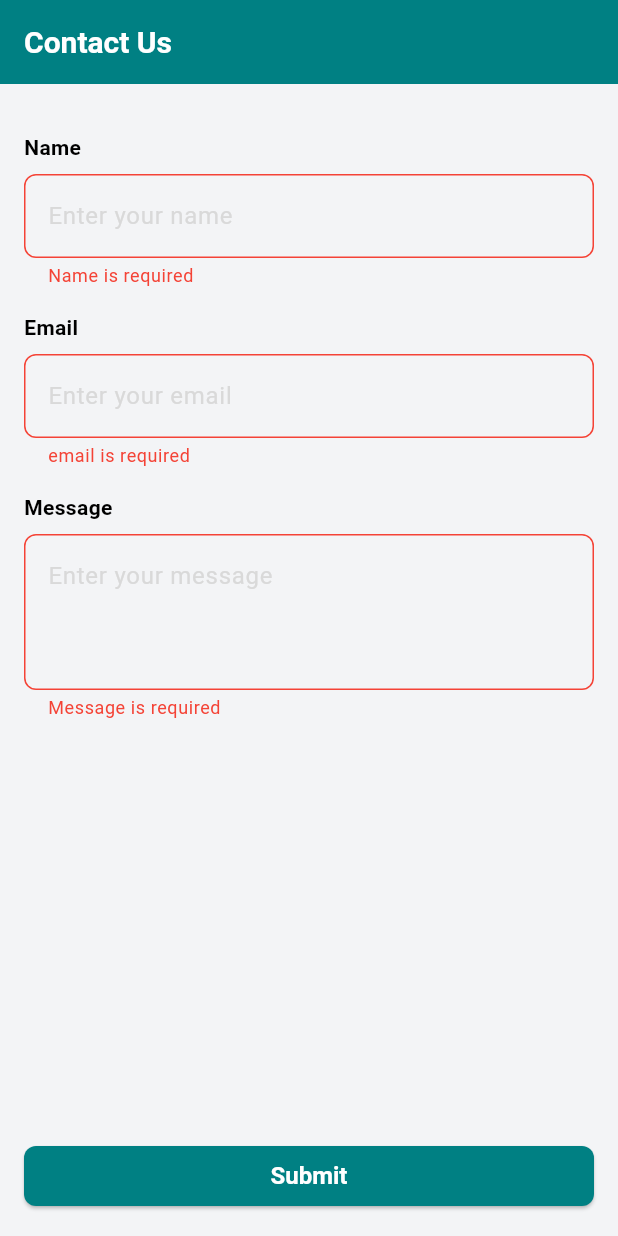
After one commit to MehnArkar/nucs_mobile, a Flutter app: the ContactUsPage screen opened by its route, after a tap on "Submit", on a phone screen of 412 x 824 dp. The commit adds this screen. Run offline on Flutter 3.47's test engine with Material 3 defaults, Android fonts, the phone set to English and light mode, and no system bars; our stand-ins replace cached_network_image, carousel_slider, cloud_firestore, dartz, firebase_core, flutter_riverpod and 5 more; accounts and stored records are empty; network calls fail.

Commit message:
implemented contact us page

```diff
--- a/lib/config/routing/app_router.dart
+++ b/lib/config/routing/app_router.dart
@@ -15,6 +15,7 @@ import 'package:nucs_mobile/features/club/data/models/club.dart';
 import 'package:nucs_mobile/features/club/views/pages/club_details_page.dart';
 import 'package:nucs_mobile/features/club/views/pages/club_enrollment_page.dart';
 import 'package:nucs_mobile/features/club/views/pages/club_page.dart';
+import 'package:nucs_mobile/features/contact_us/view/pages/contact_us_page.dart';
 import 'package:nucs_mobile/features/home/view/pages/home_page.dart';
 import 'package:nucs_mobile/features/index/view/pages/index_page.dart';
 
@@ -37,7 +38,8 @@ class AppRouter {
                   StatefulShellBranch(routes: [blog]),
                   StatefulShellBranch(routes: [club]),
                 ]
-              )
+              ),
+            contactusRoute
           ]);
 
   static GoRoute home = GoRoute(
@@ -118,4 +120,10 @@ class AppRouter {
       path: AppRoutes.clubEnrollmentPath,
       builder: (_,state)=>ClubEnrollmentPage(club: state.extra as Club)
   );
+
+  static GoRoute contactusRoute = GoRoute(
+      parentNavigatorKey: parentNavigatorKey,
+      path: AppRoutes.contactUsPath,
+      builder: (_,state)=>ContactUsPage()
+  );
 }
--- a/lib/config/routing/app_routes.dart
+++ b/lib/config/routing/app_routes.dart
@@ -45,5 +45,8 @@ class AppRoutes {
   static const String clubEnrollmentPath = "club-enrollment";
   static const String clubEnrollmentPage = "$clubPath/$clubEnrollmentPath";
 
+  static const String contactUsPath = "/contact-us";
+  static const String contactUsPage = contactUsPath;
+
 
 }
--- a/lib/core/injector.dart
+++ b/lib/core/injector.dart
@@ -2,6 +2,7 @@ import 'package:get_it/get_it.dart';
 import 'package:nucs_mobile/features/academic/data/repositories/academic_repository.dart';
 import 'package:nucs_mobile/features/blog/data/repository/blog_repository.dart';
 import 'package:nucs_mobile/features/club/data/repository/club_repository.dart';
+import 'package:nucs_mobile/features/contact_us/data/repository/contact_repository.dart';
 import 'package:nucs_mobile/services/firestore_service.dart';
 
 GetIt injector = GetIt.instance;
@@ -21,5 +22,6 @@ class ServiceLocator {
     injector.registerLazySingleton(()=>AcademicRepository(firestoreService: injector.get()));
     injector.registerLazySingleton(()=>BlogRepository(firestoreService: injector.get()));
     injector.registerLazySingleton(()=>ClubRepository(firestoreService: injector.get()));
+    injector.registerLazySingleton(()=>ContactRepository(firestoreService: injector.get()));
   }
 }
--- /dev/null
+++ b/lib/features/contact_us/data/models/contact_request.dart
@@ -0,0 +1,16 @@
+import 'package:freezed_annotation/freezed_annotation.dart';
+
+part 'contact_request.g.dart';
+part 'contact_request.freezed.dart';
+
+@freezed
+abstract class ContactRequest with _$ContactRequest{
+  factory ContactRequest({
+    required String name,
+    required String email,
+    required String message,
+  }) = _ContactRequest;
+
+  factory ContactRequest.fromJson(Map<String, dynamic> json) =>
+      _$ContactRequestFromJson(json);
+}
--- /dev/null
+++ b/lib/features/contact_us/data/repository/contact_repository.dart
@@ -0,0 +1,18 @@
+import 'package:dartz/dartz.dart';
+import 'package:nucs_mobile/features/contact_us/data/models/contact_request.dart';
+import 'package:nucs_mobile/services/firestore_service.dart';
+import '../../../../utils/failure.dart';
+
+class ContactRepository {
+  final FirestoreService _firestoreService;
+  ContactRepository({required FirestoreService firestoreService}): _firestoreService = firestoreService;
+
+  Future<Either<Failure,bool>> contactRequest({required ContactRequest request}) async{
+    Either<Failure,bool> apiResult = await _firestoreService.contactRequest(request: request);
+    return apiResult.fold(
+          (failure) => left(failure),
+          (data) => right(data),
+    );
+  }
+
+}
--- /dev/null
+++ b/lib/features/contact_us/view/pages/contact_us_page.dart
@@ -0,0 +1,138 @@
+import 'package:flutter/material.dart';
+import 'package:flutter_riverpod/flutter_riverpod.dart';
+import 'package:flutter_smart_dialog/flutter_smart_dialog.dart';
+import 'package:go_router/go_router.dart';
+import 'package:nucs_mobile/config/constants/app_dimension.dart';
+import 'package:nucs_mobile/core/injector.dart';
+import 'package:nucs_mobile/features/contact_us/data/models/contact_request.dart';
+import 'package:nucs_mobile/features/contact_us/view/view_model/contact_request_view_model.dart';
+import 'package:nucs_mobile/utils/extensions/context_extensions.dart';
+import '../../../../utils/view_model_state.dart';
+
+
+
+final contactVM = AutoDisposeNotifierProvider<ContactRequestViewModel,ViewModelState<bool>>((){
+  return ContactRequestViewModel(clubRepository: injector.get());
+});
+
+
+class ContactUsPage extends ConsumerStatefulWidget {
+  const ContactUsPage({super.key});
+
+  @override
+  ConsumerState createState() => _ContactUsPageState();
+}
+
+class _ContactUsPageState extends ConsumerState<ContactUsPage> {
+  final GlobalKey<FormState> _formKey = GlobalKey<FormState>();
+  final TextEditingController _txtName = TextEditingController();
+  final TextEditingController _txtEmail = TextEditingController();
+  final TextEditingController _txtMessage = TextEditingController();
+
+
+  @override
+  Widget build(BuildContext context) {
+    ViewModelState<bool> contactUsState = ref.watch(contactVM);
+
+    ref.listen(contactVM, _onListenAcademicEnrollmentVM);
+    return Scaffold(
+      appBar: AppBar(title: Text("Contact Us")),
+      body: Form(
+        key: _formKey,
+        child: ListView(
+          padding: EdgeInsets.symmetric(horizontal: AppDimension.paddingPage,vertical: AppDimension.paddingPage),
+          children: [
+            //Name Field
+            SizedBox(height: AppDimension.paddingM),
+            Text("Name",style: context.textTheme().bodyMedium?.copyWith(fontWeight: FontWeight.w600)),
+            SizedBox(height: AppDimension.paddingS),
+            TextFormField(
+              controller: _txtName,
+              validator: (value){
+                if(value == null || value.isEmpty){
+                  return "Name is required";
+                }
+                return null;
+              },
+              decoration: InputDecoration(
+                hintText: "Enter your name",
+              ),
+            ),
+
+            //Email Field
+            SizedBox(height: AppDimension.paddingM),
+            Text("Email",style: context.textTheme().bodyMedium?.copyWith(fontWeight: FontWeight.w600)),
+            SizedBox(height: AppDimension.paddingS),
+            TextFormField(
+              controller: _txtEmail,
+              validator: (value){
+                if(value == null || value.isEmpty){
+                  return "email is required";
+                }
+                return null;
+              },
+              decoration: InputDecoration(
+                hintText: "Enter your email",
+              ),
+            ),
+
+            //Phone Field
+            SizedBox(height: AppDimension.paddingM),
+            Text("Message",style: context.textTheme().bodyMedium?.copyWith(fontWeight: FontWeight.w600)),
+            SizedBox(height: AppDimension.paddingS),
+            TextFormField(
+              controller: _txtMessage,
+              validator: (value){
+                if(value == null || value.isEmpty){
+                  return "Message is required";
+                }
+                return null;
+              },
+              minLines: 3,
+              maxLines: null,
+              decoration: InputDecoration(
+                hintText: "Enter your message",
+
+              ),
+            )
+          ],
+        ),
+      ),
+      bottomNavigationBar: _buildBottomNavBar(context),
+    );
+  }
+
+  Widget _buildBottomNavBar(BuildContext context,){
+    return Container(
+      width: double.maxFinite,
+      padding: EdgeInsets.all(AppDimension.paddingPage),
+      child: ElevatedButton(
+          onPressed:() async{
+            if(_formKey.currentState?.validate() == true){
+              await ref.read(contactVM.notifier).contact(
+                  ContactRequest(
+                      name: _txtName.text.trim(),
+                      email: _txtEmail.text.trim(),
+                      message: _txtMessage.text.trim()));
+            }
+          },
+          child: Text("Submit")),
+    );
+  }
+
+  void _onListenAcademicEnrollmentVM(previousState,currentState){
+    switch(currentState){
+      case ViewModelLoadingState() : SmartDialog.showLoading();
+      case ViewModelSuccessState<bool>() :{
+        SmartDialog.dismiss();
+        context.pop();
+        SmartDialog.showToast("Successfully submitted");
+      }
+      case ViewModelFailState() :{
+        SmartDialog.dismiss();
+        SmartDialog.showToast("Request failed");
+      }
+      default:{}
+    }
+  }
+}
--- a/lib/services/firestore_service.dart
+++ b/lib/services/firestore_service.dart
@@ -1,6 +1,7 @@
 import 'package:cloud_firestore/cloud_firestore.dart';
 import 'package:dartz/dartz.dart';
 import 'package:nucs_mobile/features/club/data/models/club_request.dart';
+import 'package:nucs_mobile/features/contact_us/data/models/contact_request.dart';
 import 'package:nucs_mobile/utils/failure.dart';
 import '../features/academic/data/models/academic_enrollment_request.dart';
 
@@ -15,6 +16,7 @@ class FirestoreService {
   static const String _blogCollection = "blogs";
   static const String _clubCollection = "club";
   static const String _clubEnrollmentCollection = "club_enrollment";
+  static const String _contactCollection = "contact_requests";
 
   // Generic CRUD operations
   Future<Either<Failure, List<Map<String, dynamic>>>> getCollection(String collection) async {
@@ -79,4 +81,14 @@ class FirestoreService {
     }
   }
 
+  Future<Either<Failure,bool>> contactRequest({required ContactRequest request}) async{
+    try {
+      CollectionReference contactCollectionRef = FirebaseFirestore.instance.collection(_contactCollection);
+      await contactCollectionRef.add(request.toJson());
+      return right(true);
+    }catch(e){
+      return left(SystemFailure(e.toString()));
+    }
+  }
+
 }
```
Also changed, not shown: lib/features/contact_us/view/view_model/contact_request_view_model.dart (added, +30 -0 lines), lib/features/index/view/widgets/main_drawer.dart (+18 -2 lines), lib/features/contact_us/data/models/contact_request.freezed.dart (added), lib/features/contact_us/data/models/contact_request.g.dart (added).
